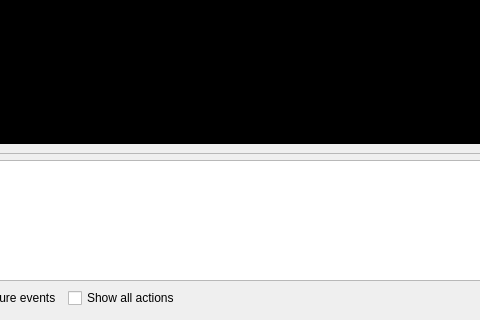
Qt form src/TestDialog.ui (uiii/GeconPC) before a commit; both pictures show x 102 to 582 and y 357 to 677 of the 888 by 677 pixel window.
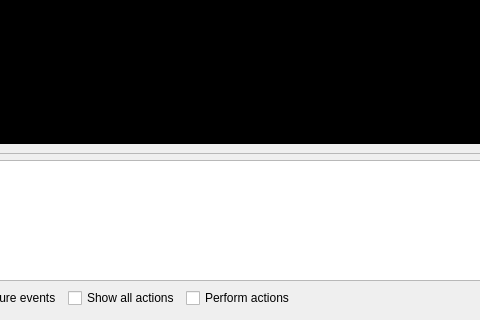
The same form after that commit. Custom widgets are drawn as their Qt base class.

```diff
--- a/src/TestDialog.ui
+++ b/src/TestDialog.ui
@@ -326,6 +326,13 @@
         </property>
        </widget>
       </item>
+      <item>
+       <widget class="QCheckBox" name="performActions">
+        <property name="text">
+         <string>Perform actions</string>
+        </property>
+       </widget>
+      </item>
       <item>
        <widget class="QDialogButtonBox" name="buttonBox">
         <property name="orientation">
```
